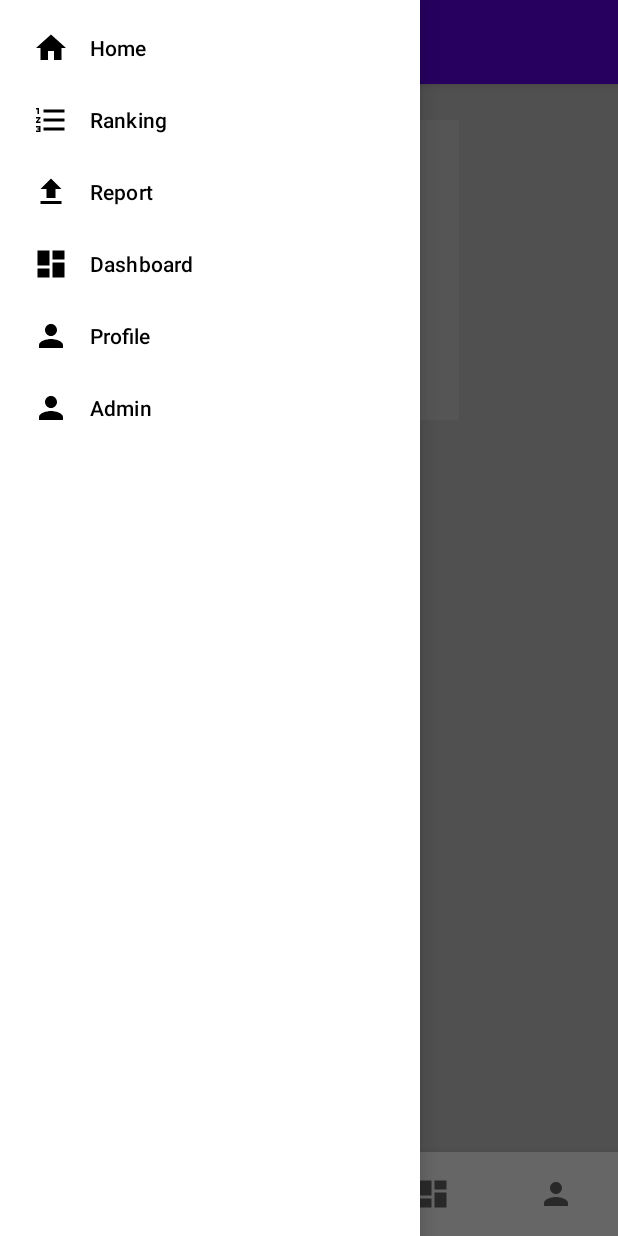
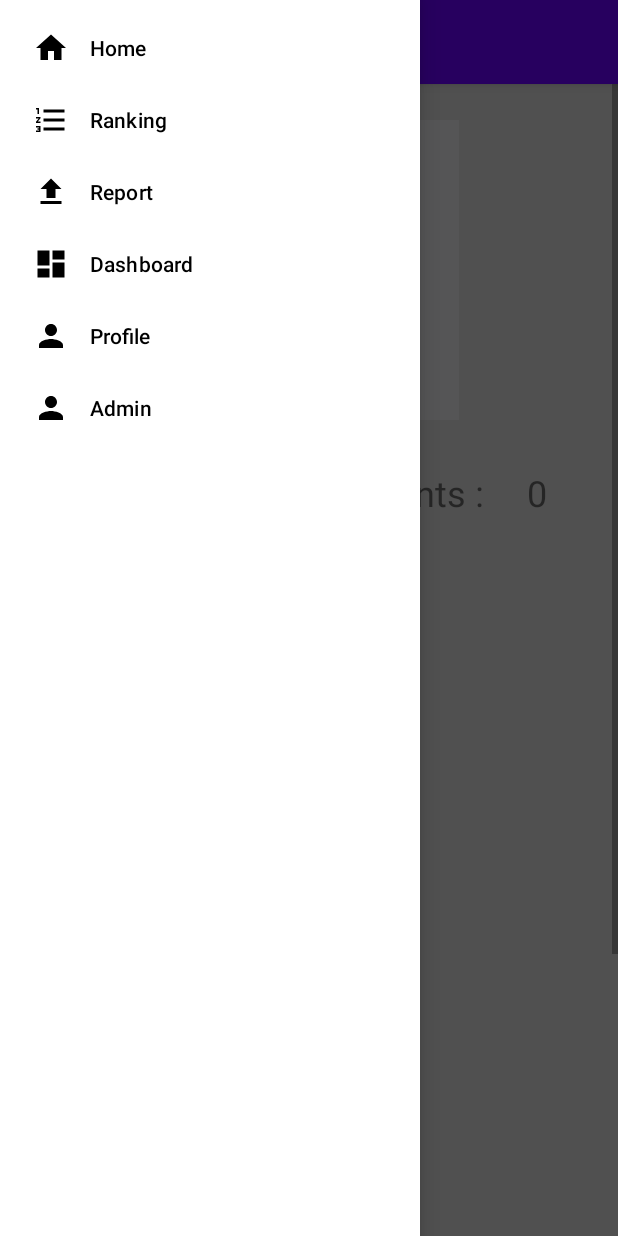
Before and after one commit to Jamil4921/GarbApp, an Android app: the MainActivity screen opened directly, with no data from a screen before it, in the side drawer, after a tap on "Profile", on a phone screen of 412 x 824 dp. Run offline under Robolectric (Android 15) with nearby library versions, the phone set to English and light mode, and no system bars; our stand-ins replace Firebase (no records; nobody signed in at launch, a user with empty details on screens opened directly), Picasso; pictures from the network do not load.

Commit message:
Added ability to rate report. and add the total amount to respective user

```diff
--- a/app/src/main/java/be/ehb/garbapp/Fragments/ProfileFragment.java
+++ b/app/src/main/java/be/ehb/garbapp/Fragments/ProfileFragment.java
@@ -40,8 +40,9 @@ import be.ehb.garbapp.databinding.FragmentProfileBinding;
 
 public class ProfileFragment extends Fragment {
 
-    private TextView TvprofileName;
+    private TextView TvprofileName, TvtotalPoints;
     private String name;
+    private String totalPoints;
     private ImageView profile_image;
     private FirebaseAuth authProfile;
     private FragmentProfileBinding binding;
@@ -62,6 +63,7 @@ public class ProfileFragment extends Fragment {
         View root = binding.getRoot();
 
         TvprofileName = root.findViewById(R.id.profile_name);
+        TvtotalPoints = root.findViewById(R.id.profile_totalpoints);
         profile_image = root.findViewById(R.id.imageView_profile);
         authProfile = FirebaseAuth.getInstance();
         FirebaseUser firebaseUser = authProfile.getCurrentUser();
@@ -94,9 +96,13 @@ public class ProfileFragment extends Fragment {
                 if (garbUser != null) {
 
                     name = firebaseUser.getDisplayName();
+
                     Log.d("ProfileFragment", "User's first name: " + name);
 
                     TvprofileName.setText(name);
+
+                    double totalPoints = garbUser.getTotalPoints();
+                    TvtotalPoints.setText(String.valueOf(totalPoints));
 
                     // Load and display the profile picture using Picasso
                     String profilePictureUrl = garbUser.getProfilePictureUrl();
--- a/app/src/main/java/be/ehb/garbapp/RegisterActivity.java
+++ b/app/src/main/java/be/ehb/garbapp/RegisterActivity.java
@@ -44,6 +44,7 @@ public class RegisterActivity extends AppCompatActivity implements View.OnClickL
     private Uri selectedImageUri = null;
     private final int role = 0;
     private double garbPoints = 0;
+    private double totalPoints = 0;
     @Override
     protected void onCreate(Bundle savedInstanceState) {
         super.onCreate(savedInstanceState);
@@ -137,7 +138,7 @@ public class RegisterActivity extends AppCompatActivity implements View.OnClickL
                         if (task.isSuccessful()) {
                             FirebaseUser firebaseUser = mAuth.getCurrentUser();
                             String profilePictureUrl = null; // Set it to null for now
-                            GarbUser garbUser = new GarbUser(name, email, profilePictureUrl, role);
+                            GarbUser garbUser = new GarbUser(name, email, profilePictureUrl, role, totalPoints);
                             UserProfileChangeRequest profileUpdates = new UserProfileChangeRequest.Builder().setDisplayName(name).build();
                             firebaseUser.updateProfile(profileUpdates);
                             DatabaseReference referenceProfile = FirebaseDatabase.getInstance("https://garbapp-ab823-default-rtdb.europe-west1.firebasedatabase.app/").getReference("Registered User");
--- /dev/null
+++ b/app/src/main/java/be/ehb/garbapp/ViewModel/GarbUserViewModel.java
@@ -0,0 +1,4 @@
+package be.ehb.garbapp.ViewModel;
+
+public class GarbUserViewModel {
+}
--- a/app/src/main/res/layout-v21/activity_main.xml
+++ b/app/src/main/res/layout-v21/activity_main.xml
@@ -23,14 +23,7 @@
             android:theme="@style/ThemeOverlay.AppCompat.ActionBar"
             app:layout_constraintTop_toTopOf="parent" />
 
-        <com.google.android.material.bottomnavigation.BottomNavigationView
-            android:id="@+id/BottomNavigationView"
-            android:layout_width="match_parent"
-            android:layout_height="wrap_content"
-            app:layout_constraintBottom_toBottomOf="parent"
-            app:layout_constraintEnd_toEndOf="parent"
-            app:layout_constraintStart_toStartOf="parent"
-            app:menu="@menu/bottom_nav_menu" />
+
 
         <FrameLayout
             android:id="@+id/maps"
--- a/app/src/main/res/layout/activity_main.xml
+++ b/app/src/main/res/layout/activity_main.xml
@@ -23,14 +23,7 @@
             android:theme="@style/ThemeOverlay.AppCompat.ActionBar"
             app:layout_constraintTop_toTopOf="parent" />
 
-    <com.google.android.material.bottomnavigation.BottomNavigationView
-        android:id="@+id/BottomNavigationView"
-        android:layout_width="match_parent"
-        android:layout_height="wrap_content"
-        app:layout_constraintBottom_toBottomOf="parent"
-        app:layout_constraintEnd_toEndOf="parent"
-        app:layout_constraintStart_toStartOf="parent"
-        app:menu="@menu/bottom_nav_menu" />
+
 
     <FrameLayout
         android:id="@+id/maps"
--- a/app/src/main/res/layout/fragment_profile.xml
+++ b/app/src/main/res/layout/fragment_profile.xml
@@ -1,5 +1,5 @@
 <?xml version="1.0" encoding="utf-8"?>
-<FrameLayout xmlns:android="http://schemas.android.com/apk/res/android"
+<ScrollView xmlns:android="http://schemas.android.com/apk/res/android"
     xmlns:app="http://schemas.android.com/apk/res-auto"
     xmlns:tools="http://schemas.android.com/tools"
     android:layout_width="match_parent"
@@ -23,6 +23,7 @@
             android:text="@string/First_Name"
             android:textSize="24sp"
             app:layout_constraintEnd_toEndOf="parent"
+            app:layout_constraintHorizontal_bias="0.0"
             app:layout_constraintStart_toStartOf="parent"
             app:layout_constraintTop_toBottomOf="@+id/imageView_profile" />
 
@@ -54,7 +55,32 @@
             app:layout_constraintTop_toBottomOf="@+id/profile_name"
             tools:listitem="@layout/adapter_reports" />
 
+        <TextView
+            android:id="@+id/textView9"
+            android:layout_width="wrap_content"
+            android:layout_height="wrap_content"
+            android:layout_marginStart="55dp"
+            android:layout_marginTop="32dp"
+            android:layout_marginEnd="28dp"
+            android:text="Total points :"
+            android:textSize="24sp"
+            app:layout_constraintEnd_toStartOf="@+id/profile_totalpoints"
+            app:layout_constraintStart_toEndOf="@+id/profile_name"
+            app:layout_constraintTop_toBottomOf="@+id/imageView_profile" />
+
+        <TextView
+            android:id="@+id/profile_totalpoints"
+            android:layout_width="wrap_content"
+            android:layout_height="wrap_content"
+            android:layout_marginTop="312dp"
+            android:layout_marginEnd="66dp"
+            android:text="0"
+            android:textSize="24sp"
+            app:layout_constraintEnd_toEndOf="parent"
+            app:layout_constraintStart_toEndOf="@+id/textView9"
+            app:layout_constraintTop_toTopOf="parent" />
+
 
     </androidx.constraintlayout.widget.ConstraintLayout>
 
-</FrameLayout>
+</ScrollView>
```
Also changed, not shown: app/src/main/java/be/ehb/garbapp/Fragments/RateReportFragment.java (+40 -2 lines), app/src/main/java/be/ehb/garbapp/GarbUser.java (+11 -1 lines), app/src/main/java/be/ehb/garbapp/MainActivity.java (+0 -27 lines).
